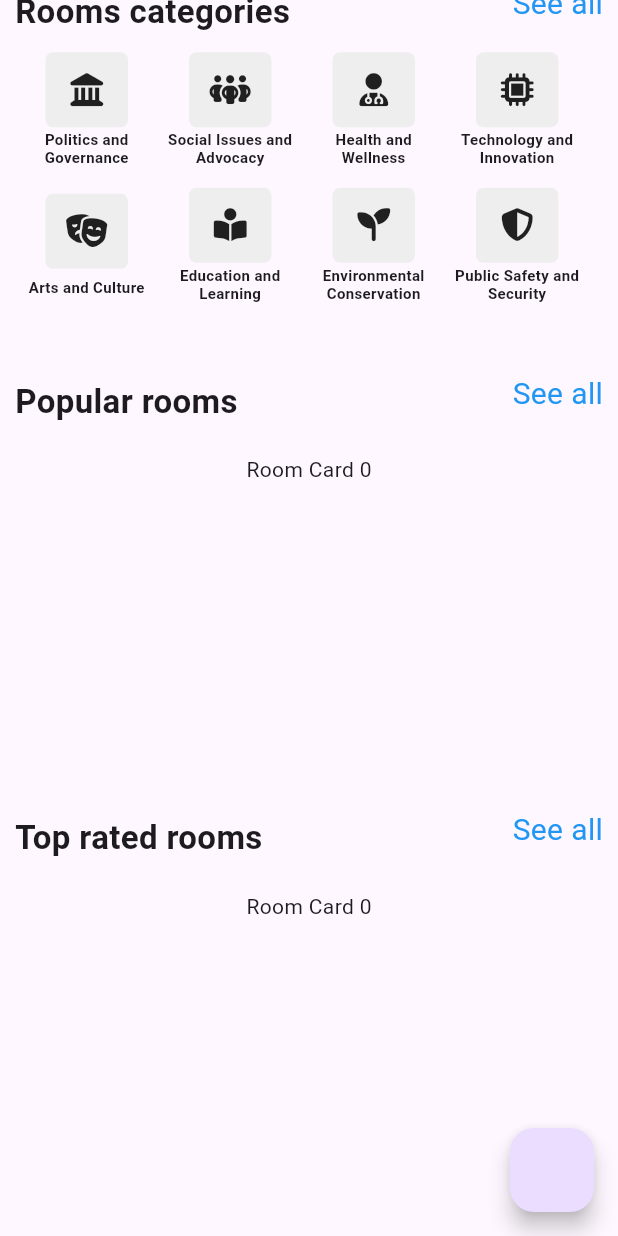
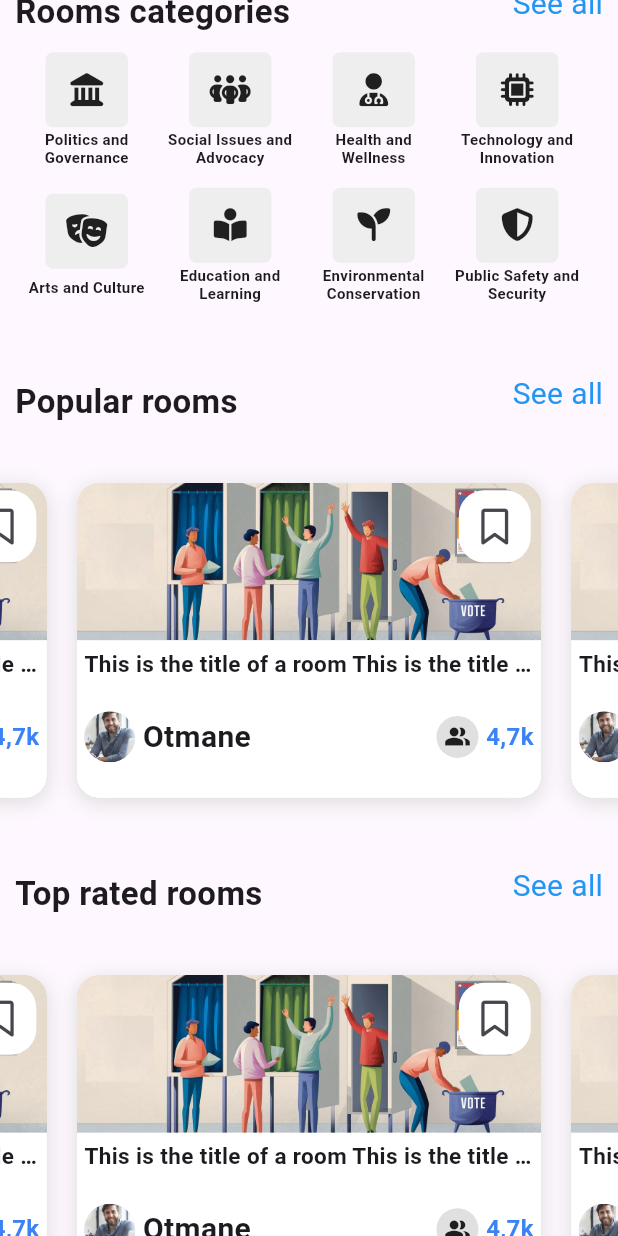
Before and after one commit to bachriotmane/Internet-voting-system, a Flutter app: the HomePage screen opened directly, scrolled down 338 dp, on a phone screen of 412 x 824 dp. Run offline on Flutter 3.47's test engine with Material 3 defaults, Android fonts, the phone set to English and light mode, and no system bars; drawn by our look-alikes of carousel_slider; our stand-ins replace bloc, curved_navigation_bar, dartz, dio, flutter_bloc, font_awesome_flutter and 4 more; accounts and stored records are empty; Roboto replaces fonts that are missing (Raleway).

Commit message:
add roomcard

```diff
--- a/Client side Flutter/voting_system_app/lib/common/themes/light.theme.dart
+++ b/Client side Flutter/voting_system_app/lib/common/themes/light.theme.dart
@@ -6,4 +6,5 @@ ThemeData lightTheme = ThemeData(
   secondaryHeaderColor: Colors.white,
   hintColor: Colors.grey[200],
   splashColor: AppColor.thirdLightColor,
+  fontFamily: 'Raleway',
 );
--- a/Client side Flutter/voting_system_app/lib/modules/elections/presntation/pages/home.page.dart
+++ b/Client side Flutter/voting_system_app/lib/modules/elections/presntation/pages/home.page.dart
@@ -4,14 +4,12 @@ import 'package:carousel_slider/carousel_slider.dart';
 import 'package:flutter/material.dart';
 import 'package:font_awesome_flutter/font_awesome_flutter.dart';
 import 'package:get_storage/get_storage.dart';
-import 'package:voting_system_app/common/services/election.dart';
-import 'package:voting_system_app/common/services/auth.service.dart';
-import 'package:voting_system_app/modules/authentication/data/datasource/user.datasource.dart';
-import 'package:voting_system_app/modules/elections/data/datasource/vote.datasource.dart';
+
 import 'package:voting_system_app/modules/elections/presntation/pages/notifications.page.dart';
 import 'package:voting_system_app/modules/elections/presntation/widgets/custom.category.widget.dart';
 import 'package:voting_system_app/modules/elections/presntation/widgets/custom.divison.text.dart';
 import 'package:voting_system_app/modules/elections/presntation/widgets/custom.searchbar.dart';
+import 'package:voting_system_app/modules/elections/presntation/widgets/room.card.dart';
 
 class HomePage extends StatelessWidget {
   HomePage({super.key});
@@ -20,13 +18,6 @@ class HomePage extends StatelessWidget {
   @override
   Widget build(BuildContext context) {
     return Scaffold(
-      floatingActionButton: FloatingActionButton(
-        onPressed: () async {
-          serviceLocator<UserDataSource>();
-          final voteDataSource = serviceLocatorElection<VoteDataSource>();
-          await voteDataSource.getAllVotes();
-        },
-      ),
       body: SingleChildScrollView(
         child: Column(
           children: [
@@ -37,10 +28,10 @@ class HomePage extends StatelessWidget {
             CustomDivisionText(divisionName: "Rooms categories", onTap: () {}),
             _buildCategoriesCards(context),
             CustomDivisionText(divisionName: "Popular rooms", onTap: () {}),
-            _buildServicesCarousel(),
+            _buildServicesCarousel(context),
             //! Top Rated
             CustomDivisionText(divisionName: "Top rated rooms", onTap: () {}),
-            _buildServicesCarousel(),
+            _buildServicesCarousel(context),
           ],
         ),
       ),
@@ -243,13 +234,14 @@ class HomePage extends StatelessWidget {
         ]));
   }
 
-  _buildServicesCarousel() {
+  _buildServicesCarousel(context) {
     return Container(
+      height: MediaQuery.of(context).size.height * .3,
       margin: const EdgeInsets.symmetric(vertical: 20, horizontal: 0),
       child: CarouselSlider(
         items: List.generate(
-          5,
-          (index) => Text("Room Card $index"),
+          1,
+          (index) => const RoomCard(),
         ),
         options: CarouselOptions(height: 210, autoPlay: true),
       ),
--- a/Client side Flutter/voting_system_app/lib/modules/elections/presntation/pages/notifications.page.dart
+++ b/Client side Flutter/voting_system_app/lib/modules/elections/presntation/pages/notifications.page.dart
@@ -7,7 +7,12 @@ class NotificationPage extends StatelessWidget {
   Widget build(BuildContext context) {
     return Scaffold(
       appBar: AppBar(
-        title: const Text("Notifications"),
+        backgroundColor: Theme.of(context).primaryColor,
+        foregroundColor: Colors.white,
+        title: const Text(
+          "Notifications",
+          style: TextStyle(fontWeight: FontWeight.bold),
+        ),
         centerTitle: true,
       ),
       body: const Center(
--- a/Client side Flutter/voting_system_app/lib/modules/elections/presntation/widgets/room.card.dart
+++ b/Client side Flutter/voting_system_app/lib/modules/elections/presntation/widgets/room.card.dart
@@ -1,10 +1,120 @@
 import 'package:flutter/material.dart';
+import 'package:flutter/widgets.dart';
+import 'package:font_awesome_flutter/font_awesome_flutter.dart';
 
 class RoomCard extends StatelessWidget {
   const RoomCard({super.key});
 
   @override
   Widget build(BuildContext context) {
-    return Container();
+    return Container(
+      clipBehavior: Clip.hardEdge,
+      decoration:
+          BoxDecoration(borderRadius: BorderRadius.circular(15), boxShadow: [
+        BoxShadow(
+            color: Colors.grey[300]!,
+            blurRadius: 10,
+            spreadRadius: 1,
+            offset: const Offset(0, 3))
+      ]),
+      width: MediaQuery.of(context).size.width * .8,
+      margin: const EdgeInsets.symmetric(horizontal: 10),
+      // color: Colors.red,
+      child: Column(
+        children: [
+          //! Image
+          Expanded(
+              child: Stack(
+            children: [
+              Image.asset(
+                "assets/homepage/vv.png",
+                fit: BoxFit.cover,
+                width: MediaQuery.of(context).size.width * .8,
+              ),
+              Positioned(
+                right: 7,
+                top: 5,
+                child: Container(
+                  decoration: BoxDecoration(
+                      color: Colors.white,
+                      borderRadius: BorderRadius.circular(17)),
+                  child: IconButton(
+                    onPressed: () {},
+                    icon: const Icon(FontAwesomeIcons.bookmark),
+                  ),
+                ),
+              )
+            ],
+          )),
+          //!Other Info
+          Expanded(
+            child: Container(
+                padding: const EdgeInsets.all(5),
+                decoration: const BoxDecoration(color: Colors.white),
+                width: MediaQuery.of(context).size.width,
+                child: Column(
+                  crossAxisAlignment: CrossAxisAlignment.start,
+                  children: [
+                    const Expanded(
+                      child: Text(
+                        "This is the title of a room This is the title of a room This is the title of a",
+                        overflow: TextOverflow.ellipsis,
+                        style: TextStyle(
+                            fontSize: 15, fontWeight: FontWeight.bold),
+                      ),
+                    ),
+                    Expanded(
+                      flex: 3,
+                      child: Row(
+                        mainAxisAlignment: MainAxisAlignment.spaceBetween,
+                        children: [
+                          //! image + Creator name
+                          const Row(
+                            children: [
+                              CircleAvatar(
+                                radius: 17,
+                                backgroundImage:
+                                    AssetImage("assets/homepage/profile.png"),
+                              ),
+                              SizedBox(width: 5),
+                              Text("Otmane",
+                                  style: TextStyle(
+                                    fontSize: 20,
+                                    fontWeight: FontWeight.w600,
+                                  )),
+                            ],
+                          ),
+                          //! icon_users + number
+                          Row(
+                            children: [
+                              Container(
+                                padding: const EdgeInsets.all(5),
+                                decoration: BoxDecoration(
+                                    color: Colors.grey[300],
+                                    borderRadius: BorderRadius.circular(20)),
+                                child: const Icon(
+                                  Icons.people_alt_sharp,
+                                  size: 18,
+                                ),
+                              ),
+                              const SizedBox(width: 5),
+                              Text(
+                                "4,7k",
+                                style: TextStyle(
+                                    fontWeight: FontWeight.bold,
+                                    fontSize: 16,
+                                    color: Theme.of(context).primaryColor),
+                              ),
+                            ],
+                          ),
+                        ],
+                      ),
+                    )
+                  ],
+                )),
+          )
+        ],
+      ),
+    );
   }
 }
--- a/Client side Flutter/voting_system_app/pubspec.yaml
+++ b/Client side Flutter/voting_system_app/pubspec.yaml
@@ -47,6 +47,7 @@ dependencies:
   curved_navigation_bar: ^1.0.3
   font_awesome_flutter: ^10.7.0
   carousel_slider: ^4.2.1
+  google_fonts: ^6.2.1
 
 dev_dependencies:
   flutter_test:
```
Also changed, not shown: Client side Flutter/voting_system_app/pubspec.lock.
